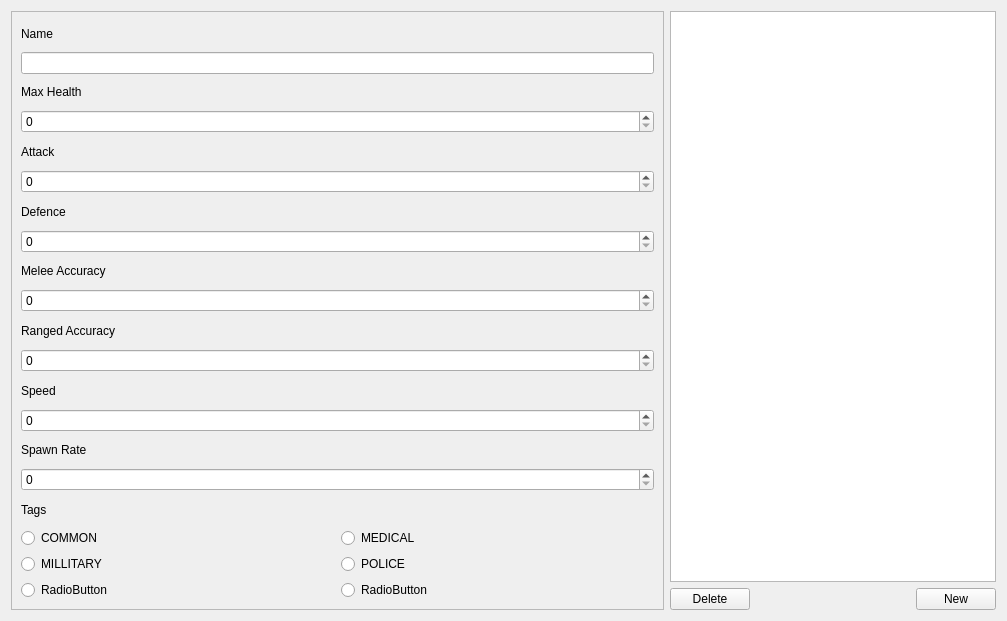
The window that ui/tabenemies.ui (Boxfort/ZombieDataApp) describes before a commit, drawn with Qt 5.
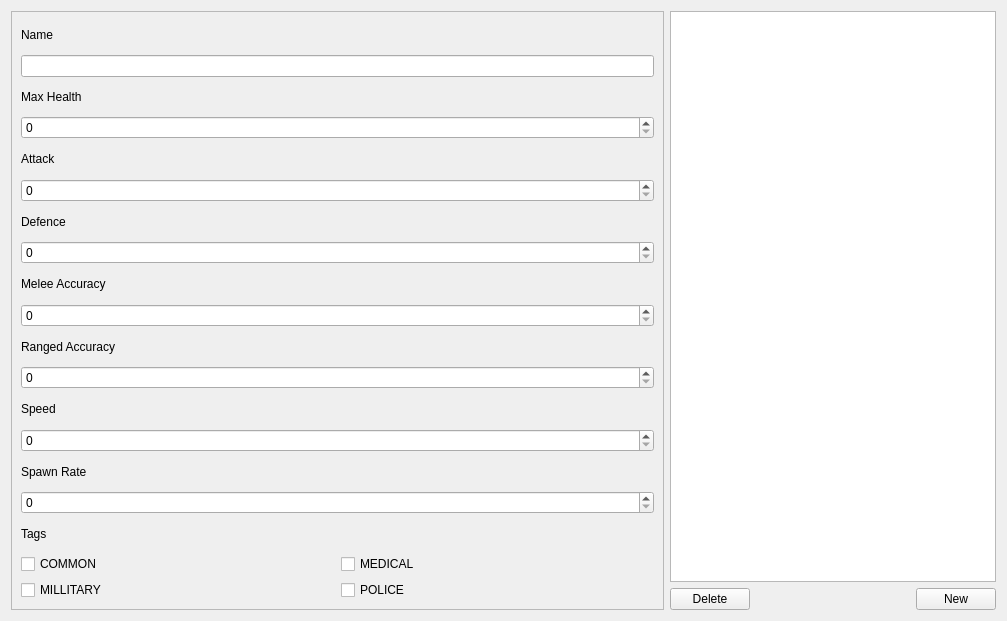
The same window after the commit.

Diff of the .ui file:
```diff
--- a/ui/tabenemies.ui
+++ b/ui/tabenemies.ui
@@ -131,44 +131,30 @@
        <item>
         <layout class="QGridLayout" name="gridLayout_2">
          <item row="0" column="0">
-          <widget class="QRadioButton" name="radioButton_9">
+          <widget class="QCheckBox" name="check_tag_common">
            <property name="text">
             <string>COMMON</string>
            </property>
           </widget>
          </item>
          <item row="1" column="0">
-          <widget class="QRadioButton" name="radioButton_11">
+          <widget class="QCheckBox" name="check_tag_millitary">
            <property name="text">
             <string>MILLITARY</string>
            </property>
           </widget>
          </item>
-         <item row="1" column="1">
-          <widget class="QRadioButton" name="radioButton_12">
-           <property name="text">
-            <string>POLICE</string>
-           </property>
-          </widget>
-         </item>
          <item row="0" column="1">
-          <widget class="QRadioButton" name="radioButton_10">
+          <widget class="QCheckBox" name="check_tag_medical">
            <property name="text">
             <string>MEDICAL</string>
            </property>
           </widget>
          </item>
-         <item row="2" column="0">
-          <widget class="QRadioButton" name="radioButton_13">
+         <item row="1" column="1">
+          <widget class="QCheckBox" name="check_tag_police">
            <property name="text">
-            <string>RadioButton</string>
-           </property>
-          </widget>
-         </item>
-         <item row="2" column="1">
-          <widget class="QRadioButton" name="radioButton_14">
-           <property name="text">
-            <string>RadioButton</string>
+            <string>POLICE</string>
            </property>
           </widget>
          </item>
```
